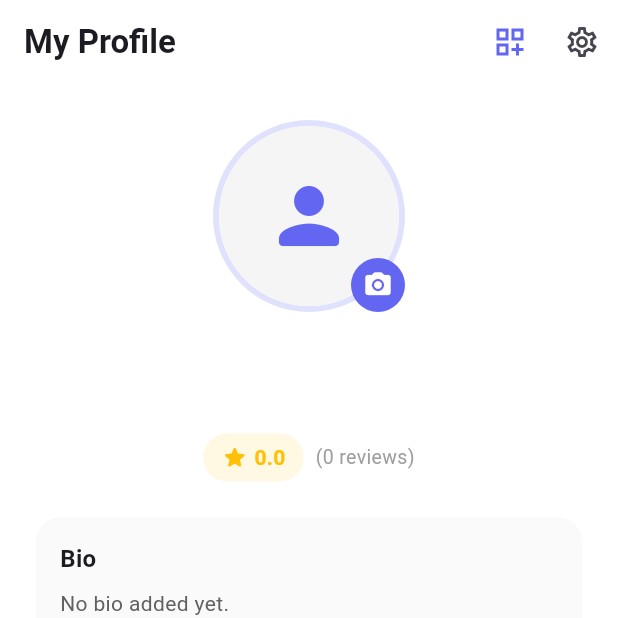
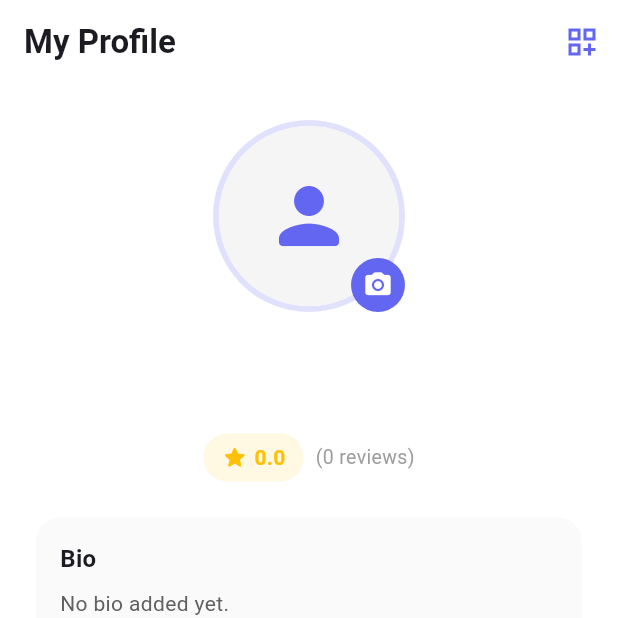
Before and after one commit to SachinthaAbeygunasekara/learnxchange-mobile-app, a Flutter app: the screen it shows once a user with an empty profile is signed in, item 5 of the bottom bar chosen, on a phone screen of 412 x 824 dp, the top half of it. Run offline on Flutter 3.47's test engine with Material 3 defaults, Android fonts, the phone set to English and light mode, and no system bars; our stand-ins replace cloud_firestore, firebase_auth, firebase_core, image_picker; missing offline and left inert: add_2_calendar; accounts and stored records are empty.

Commit message:
refactor: remove unused home and profile screen actions

```diff
--- a/lib/screens/matching/home_screen.dart
+++ b/lib/screens/matching/home_screen.dart
@@ -63,13 +63,6 @@ class _HomeScreenState extends State<HomeScreen> {
           ],
         ),
       ),
-      floatingActionButton: _selectedIndex == 0 ? FloatingActionButton(
-        onPressed: () {},
-        backgroundColor: const Color(0xFF6366F1),
-        shape: RoundedRectangleBorder(borderRadius: BorderRadius.circular(16)),
-        child: const Icon(Icons.add_rounded, color: Colors.white, size: 30),
-      ) : null,
-      floatingActionButtonLocation: FloatingActionButtonLocation.centerDocked,
     );
   }
 }
--- a/lib/screens/profile/profile_screen.dart
+++ b/lib/screens/profile/profile_screen.dart
@@ -72,10 +72,6 @@ class ProfileScreen extends StatelessWidget {
                           MaterialPageRoute(builder: (context) => const DashboardScreen()),
                         );
                       },
-                    ),
-                    IconButton(
-                      icon: const Icon(Icons.settings_outlined),
-                      onPressed: () {},
                     ),
                   ],
                 );
```
